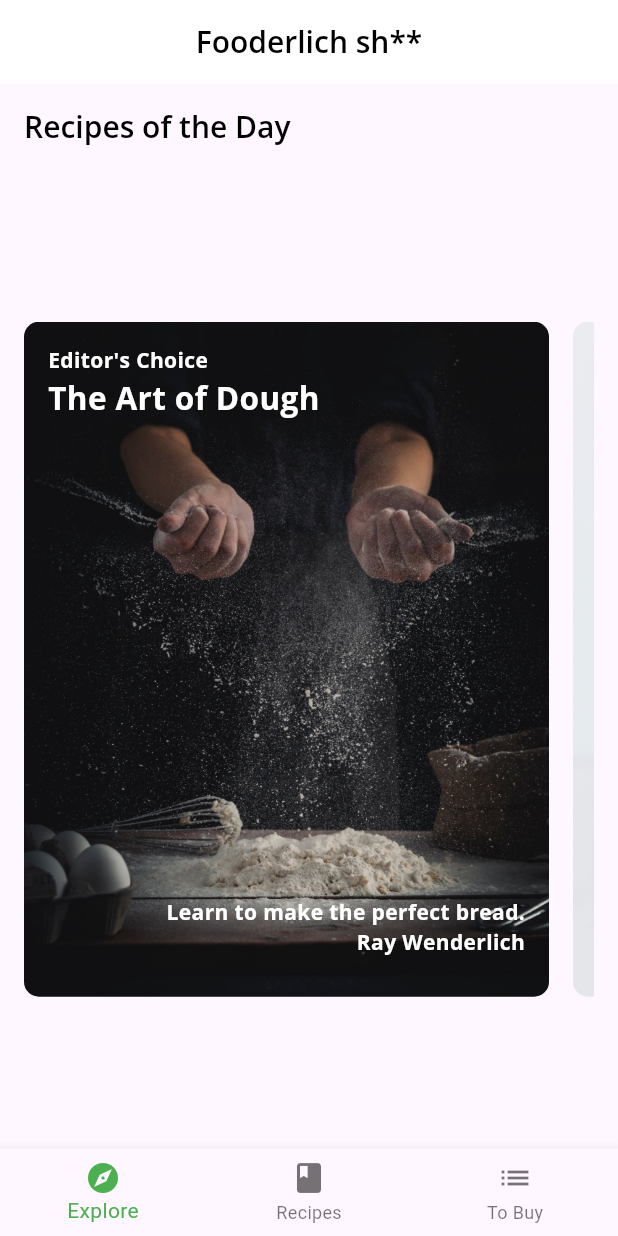
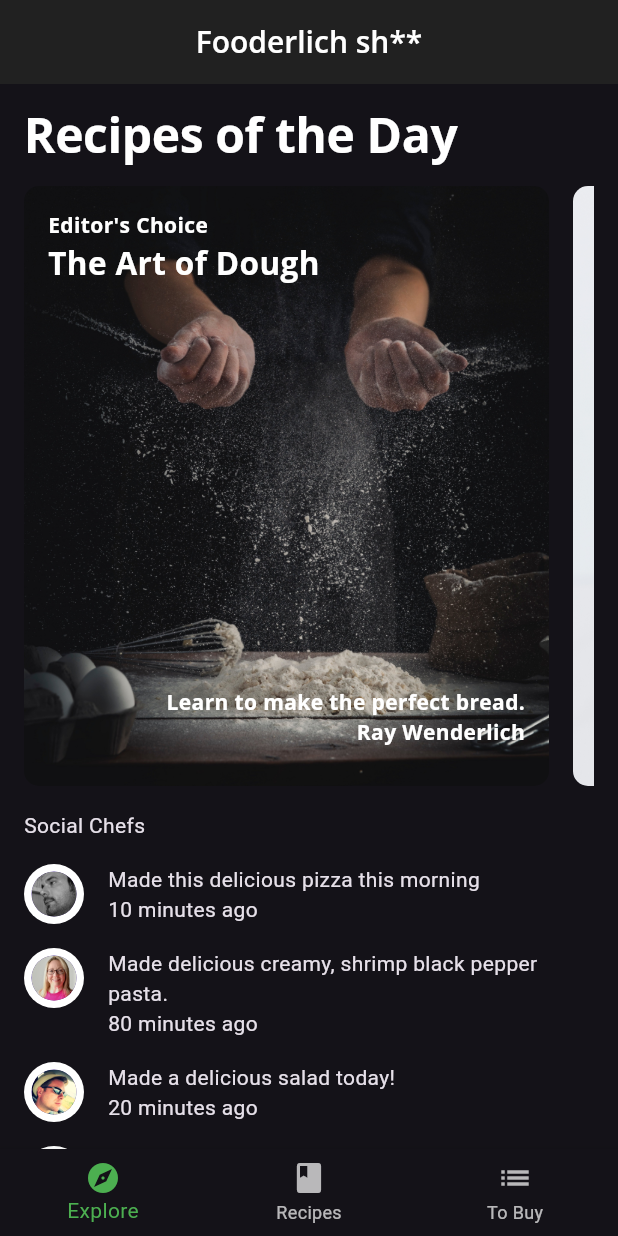
Before and after one commit to Ivans-x/socialdish, a Flutter app: the screen it shows after launch, on a phone screen of 412 x 824 dp. Run offline on Flutter 3.47's test engine with Material 3 defaults, Android fonts, the phone set to English and light mode, and no system bars; our stand-ins replace google_fonts.

Commit message:
explore app done

```diff
--- a/lib/components/components.dart
+++ b/lib/components/components.dart
@@ -4,3 +4,5 @@ export 'card2.dart';
 export 'card3.dart';
 export 'circle_image.dart';
 export 'today_recipe_list_view.dart';
+export 'friend_post_tile.dart';
+export 'friend_post_list_view.dart';
--- /dev/null
+++ b/lib/components/friend_post_list_view.dart
@@ -0,0 +1,35 @@
+import 'package:flutter/material.dart';
+import 'package:fooderlich/components/friend_post_tile.dart';
+import 'package:fooderlich/models/post.dart';
+
+class FriendPostListView extends StatelessWidget {
+  final List<Post> friendPosts;
+  const FriendPostListView({super.key, required this.friendPosts});
+
+  @override
+  Widget build(BuildContext context) {
+    return Padding(
+      padding: const EdgeInsets.only(left: 16, right: 16, top: 0),
+      child: Column(
+        crossAxisAlignment: CrossAxisAlignment.start,
+        children: [
+          const Text('Social Chefs'),
+          const SizedBox(height: 16),
+          ListView.separated(
+            primary: false,
+            physics: const NeverScrollableScrollPhysics(),
+            shrinkWrap: true,
+            scrollDirection: Axis.vertical,
+            itemCount: friendPosts.length,
+            itemBuilder: (context, index) {
+              final post = friendPosts[index];
+              return FriendPostTile(post: post);
+            },
+            separatorBuilder: (context, index) => const SizedBox(height: 16),
+          ),
+          const SizedBox(height: 16),
+        ],
+      ),
+    );
+  }
+}
--- /dev/null
+++ b/lib/components/friend_post_tile.dart
@@ -0,0 +1,32 @@
+import 'package:flutter/material.dart';
+import 'package:fooderlich/components/circle_image.dart';
+import 'package:fooderlich/models/post.dart';
+
+class FriendPostTile extends StatelessWidget {
+  final Post post;
+  const FriendPostTile({super.key, required this.post});
+
+  @override
+  Widget build(BuildContext context) {
+    return Row(
+      crossAxisAlignment: CrossAxisAlignment.start,
+      mainAxisAlignment: MainAxisAlignment.start,
+      children: [
+        CircleImage(
+          imageProvider: AssetImage(post.profileImageUrl),
+          imageRadius: 20,
+        ),
+        const SizedBox(width: 16),
+        Expanded(
+          child: Column(
+            crossAxisAlignment: CrossAxisAlignment.start,
+            children: [
+              Text(post.comment),
+              Text("${post.timestamp} minutes ago"),
+            ],
+          ),
+        ),
+      ],
+    );
+  }
+}
--- a/lib/components/today_recipe_list_view.dart
+++ b/lib/components/today_recipe_list_view.dart
@@ -14,11 +14,12 @@ class TodayRecipeListView extends StatelessWidget {
         crossAxisAlignment: CrossAxisAlignment.start,
         children: [
           Text(
-            'Recipes of the Day',
-            style: Theme.of(context).textTheme.titleLarge,
+            'Recipes of the Day ',
+            style: Theme.of(context).textTheme.displayLarge,
           ),
           const SizedBox(height: 16),
-          Expanded(
+          SizedBox(
+            height: 400,
             child: ListView.separated(
               scrollDirection: Axis.horizontal,
               itemBuilder: (context, index) {
--- a/lib/main.dart
+++ b/lib/main.dart
@@ -11,7 +11,7 @@ class Fooderlich extends StatelessWidget {
   const Fooderlich({super.key});
   @override
   Widget build(BuildContext context) {
-    final theme = FooderlichTheme.light();
+    final theme = FooderlichTheme.dark();
     return MaterialApp(
       debugShowCheckedModeBanner: false,
       theme: theme,
--- a/lib/screens/explore_screen.dart
+++ b/lib/screens/explore_screen.dart
@@ -1,6 +1,6 @@
 import 'package:flutter/material.dart';
 import 'package:fooderlich/api/mock_fooderlich_service.dart';
-import 'package:fooderlich/components/today_recipe_list_view.dart';
+import 'package:fooderlich/components/components.dart';
 import 'package:fooderlich/models/models.dart';
 
 class ExploreScreen extends StatelessWidget {
@@ -14,11 +14,17 @@ class ExploreScreen extends StatelessWidget {
       builder: (context, AsyncSnapshot<ExploreData> snapshot) {
         if (snapshot.connectionState == ConnectionState.done) {
           final recipes = snapshot.data?.todayRecipes ?? [];
-          return SizedBox(
-            height:
-                MediaQuery.of(context).size.height -
-                88, // Account for AppBar and padding
-            child: TodayRecipeListView(recipes: recipes),
+          return SingleChildScrollView(
+            child: Column(
+              crossAxisAlignment: CrossAxisAlignment.start,
+              children: [
+                TodayRecipeListView(recipes: recipes),
+                const SizedBox(height: 16),
+                FriendPostListView(
+                  friendPosts: snapshot.data?.friendPosts ?? [],
+                ),
+              ],
+            ),
           );
         } else {
           return const Center(child: CircularProgressIndicator());
```
